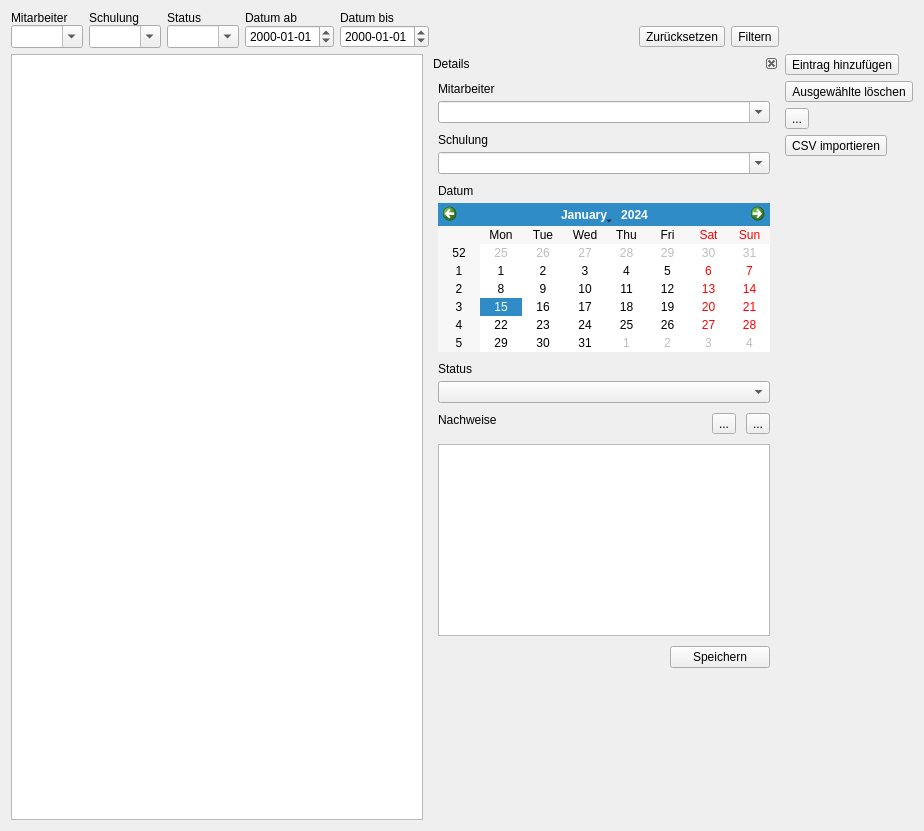
The window that ui/qmtraindatawidget.ui (Christian-Kr/QualificationMatrix) describes before a commit, drawn with Qt 5.
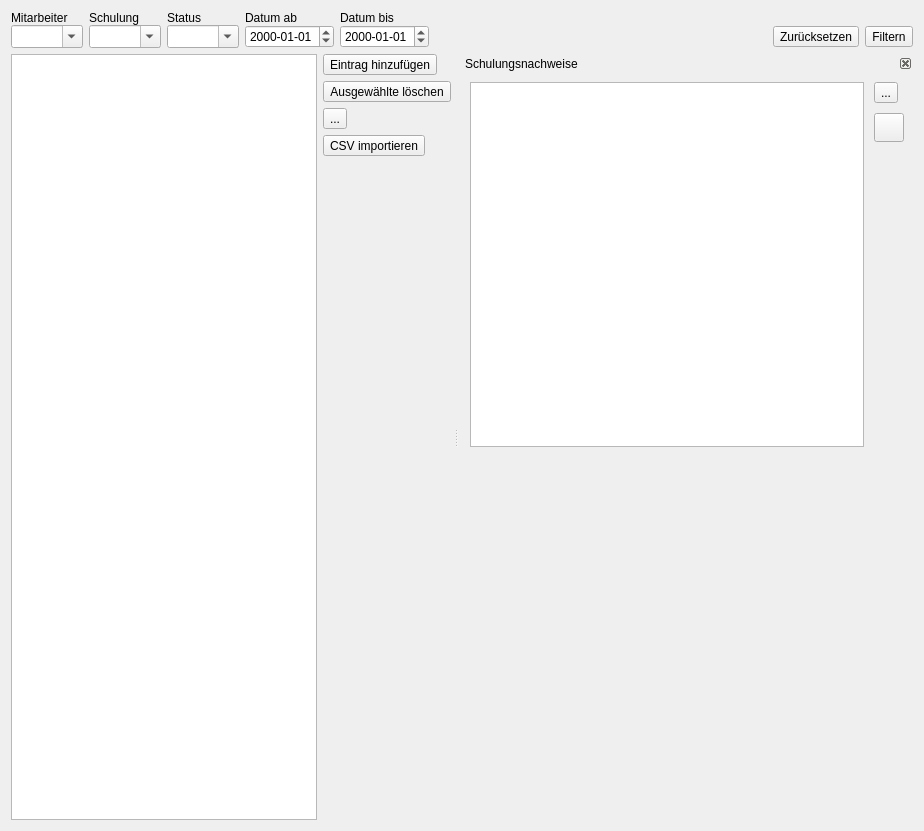
The same window after the commit. Icons and pictures are not drawn.

Commit message: Add splitter to train data widget

Patch:
```diff
--- a/ui/qmtraindatawidget.ui
+++ b/ui/qmtraindatawidget.ui
@@ -15,6 +15,8 @@
   </property>
   <layout class="QGridLayout" name="gridLayout_2">
    <item row="0" column="0">
+    <layout class="QVBoxLayout" name="verticalLayout_3" stretch="0,2">
+     <item>
     <layout class="QGridLayout" name="gridLayout">
      <property name="horizontalSpacing">
       <number>6</number>
@@ -234,8 +236,28 @@
      </item>
     </layout>
    </item>
-   <item row="1" column="0">
-    <layout class="QHBoxLayout" name="horizontalLayout_2" stretch="2,0">
+     <item>
+      <widget class="QSplitter" name="splitter">
+       <property name="frameShape">
+        <enum>QFrame::NoFrame</enum>
+       </property>
+       <property name="midLineWidth">
+        <number>0</number>
+       </property>
+       <property name="orientation">
+        <enum>Qt::Horizontal</enum>
+       </property>
+       <property name="opaqueResize">
+        <bool>false</bool>
+       </property>
+       <property name="handleWidth">
+        <number>10</number>
+       </property>
+       <widget class="QWidget" name="">
+        <layout class="QHBoxLayout" name="horizontalLayout">
+         <property name="rightMargin">
+          <number>0</number>
+         </property>
      <item>
       <widget class="QTableView" name="tvTrainData">
        <property name="selectionMode">
@@ -256,283 +278,6 @@
       </widget>
      </item>
      <item>
-      <widget class="QDockWidget" name="dwTrainDataDetails">
-       <property name="sizePolicy">
-        <sizepolicy hsizetype="Minimum" vsizetype="Minimum">
-         <horstretch>0</horstretch>
-         <verstretch>0</verstretch>
-        </sizepolicy>
-       </property>
-       <property name="minimumSize">
-        <size>
-         <width>350</width>
-         <height>607</height>
-        </size>
-       </property>
-       <property name="features">
-        <set>QDockWidget::DockWidgetClosable</set>
-       </property>
-       <property name="windowTitle">
-        <string>Details</string>
-       </property>
-       <widget class="QWidget" name="dockWidgetContents">
-        <layout class="QGridLayout" name="gridLayout_3">
-         <property name="horizontalSpacing">
-          <number>0</number>
-         </property>
-         <property name="verticalSpacing">
-          <number>10</number>
-         </property>
-         <item row="7" column="0">
-          <layout class="QHBoxLayout" name="horizontalLayout_3">
-           <item>
-            <spacer name="horizontalSpacer_3">
-             <property name="orientation">
-              <enum>Qt::Horizontal</enum>
-             </property>
-             <property name="sizeHint" stdset="0">
-              <size>
-               <width>40</width>
-               <height>20</height>
-              </size>
-             </property>
-            </spacer>
-           </item>
-           <item>
-            <widget class="QPushButton" name="pbSave">
-             <property name="sizePolicy">
-              <sizepolicy hsizetype="Fixed" vsizetype="Fixed">
-               <horstretch>0</horstretch>
-               <verstretch>0</verstretch>
-              </sizepolicy>
-             </property>
-             <property name="minimumSize">
-              <size>
-               <width>100</width>
-               <height>0</height>
-              </size>
-             </property>
-             <property name="text">
-              <string>Speichern</string>
-             </property>
-            </widget>
-           </item>
-          </layout>
-         </item>
-         <item row="4" column="0">
-          <layout class="QVBoxLayout" name="verticalLayout_3">
-           <property name="spacing">
-            <number>10</number>
-           </property>
-           <item>
-            <layout class="QHBoxLayout" name="horizontalLayout">
-             <item>
-              <widget class="QLabel" name="label_6">
-               <property name="font">
-                <font>
-                 <weight>50</weight>
-                 <bold>false</bold>
-                </font>
-               </property>
-               <property name="text">
-                <string>Nachweise</string>
-               </property>
-               <property name="alignment">
-                <set>Qt::AlignLeading|Qt::AlignLeft|Qt::AlignTop</set>
-               </property>
-              </widget>
-             </item>
-             <item>
-              <spacer name="horizontalSpacer_2">
-               <property name="orientation">
-                <enum>Qt::Horizontal</enum>
-               </property>
-               <property name="sizeHint" stdset="0">
-                <size>
-                 <width>40</width>
-                 <height>20</height>
-                </size>
-               </property>
-              </spacer>
-             </item>
-             <item>
-              <widget class="QToolButton" name="tbRemoveCertificate">
-               <property name="text">
-                <string>...</string>
-               </property>
-               <property name="icon">
-                <iconset resource="../icons.qrc">
-                 <normaloff>:/icons/icons/list-remove.svg</normaloff>:/icons/icons/list-remove.svg</iconset>
-               </property>
-               <property name="iconSize">
-                <size>
-                 <width>22</width>
-                 <height>22</height>
-                </size>
-               </property>
-              </widget>
-             </item>
-             <item>
-              <widget class="QToolButton" name="tbAddCertificate">
-               <property name="text">
-                <string>...</string>
-               </property>
-               <property name="icon">
-                <iconset resource="../icons.qrc">
-                 <normaloff>:/icons/icons/list-add.svg</normaloff>:/icons/icons/list-add.svg</iconset>
-               </property>
-               <property name="iconSize">
-                <size>
-                 <width>22</width>
-                 <height>22</height>
-                </size>
-               </property>
-              </widget>
-             </item>
-            </layout>
-           </item>
-           <item>
-            <widget class="QTableView" name="tvCertificates">
-             <property name="selectionMode">
-              <enum>QAbstractItemView::SingleSelection</enum>
-             </property>
-             <property name="selectionBehavior">
-              <enum>QAbstractItemView::SelectRows</enum>
-             </property>
-             <attribute name="horizontalHeaderStretchLastSection">
-              <bool>true</bool>
-             </attribute>
-            </widget>
-           </item>
-          </layout>
-         </item>
-         <item row="1" column="0">
-          <layout class="QVBoxLayout" name="verticalLayout_4">
-           <property name="spacing">
-            <number>5</number>
-           </property>
-           <item>
-            <widget class="QLabel" name="label_5">
-             <property name="text">
-              <string>Schulung</string>
-             </property>
-            </widget>
-           </item>
-           <item>
-            <widget class="QComboBox" name="cbTraining">
-             <property name="editable">
-              <bool>true</bool>
-             </property>
-             <property name="maxVisibleItems">
-              <number>20</number>
-             </property>
-             <property name="insertPolicy">
-              <enum>QComboBox::NoInsert</enum>
-             </property>
-             <property name="sizeAdjustPolicy">
-              <enum>QComboBox::AdjustToMinimumContentsLength</enum>
-             </property>
-            </widget>
-           </item>
-          </layout>
-         </item>
-         <item row="0" column="0">
-          <layout class="QVBoxLayout" name="verticalLayout_2">
-           <property name="spacing">
-            <number>5</number>
-           </property>
-           <item>
-            <widget class="QLabel" name="label">
-             <property name="text">
-              <string>Mitarbeiter</string>
-             </property>
-            </widget>
-           </item>
-           <item>
-            <widget class="QComboBox" name="cbEmployee">
-             <property name="editable">
-              <bool>true</bool>
-             </property>
-             <property name="maxVisibleItems">
-              <number>20</number>
-             </property>
-             <property name="insertPolicy">
-              <enum>QComboBox::NoInsert</enum>
-             </property>
-             <property name="sizeAdjustPolicy">
-              <enum>QComboBox::AdjustToMinimumContentsLength</enum>
-             </property>
-            </widget>
-           </item>
-          </layout>
-         </item>
-         <item row="2" column="0">
-          <layout class="QVBoxLayout" name="verticalLayout_5">
-           <property name="spacing">
-            <number>5</number>
-           </property>
-           <item>
-            <widget class="QLabel" name="label_10">
-             <property name="text">
-              <string>Datum</string>
-             </property>
-             <property name="alignment">
-              <set>Qt::AlignLeading|Qt::AlignLeft|Qt::AlignTop</set>
-             </property>
-            </widget>
-           </item>
-           <item>
-            <widget class="QCalendarWidget" name="cwDate"/>
-           </item>
-          </layout>
-         </item>
-         <item row="10" column="0">
-          <spacer name="verticalSpacer_3">
-           <property name="orientation">
-            <enum>Qt::Vertical</enum>
-           </property>
-           <property name="sizeHint" stdset="0">
-            <size>
-             <width>20</width>
-             <height>40</height>
-            </size>
-           </property>
-          </spacer>
-         </item>
-         <item row="3" column="0">
-          <layout class="QVBoxLayout" name="verticalLayout_6">
-           <property name="spacing">
-            <number>5</number>
-           </property>
-           <item>
-            <widget class="QLabel" name="label_9">
-             <property name="text">
-              <string>Status</string>
-             </property>
-            </widget>
-           </item>
-           <item>
-            <widget class="QComboBox" name="cbState">
-             <property name="maxVisibleItems">
-              <number>20</number>
-             </property>
-             <property name="insertPolicy">
-              <enum>QComboBox::NoInsert</enum>
-             </property>
-             <property name="sizeAdjustPolicy">
-              <enum>QComboBox::AdjustToMinimumContentsLength</enum>
-             </property>
-            </widget>
-           </item>
-          </layout>
-         </item>
-        </layout>
-       </widget>
-      </widget>
-     </item>
-    </layout>
-   </item>
-   <item row="1" column="1">
     <layout class="QVBoxLayout" name="verticalLayout">
      <item>
       <widget class="QToolButton" name="tbAddSingle">
@@ -628,6 +373,126 @@
    </item>
   </layout>
  </widget>
+       <widget class="QDockWidget" name="dwTrainDataCertificates">
+        <property name="sizePolicy">
+         <sizepolicy hsizetype="Minimum" vsizetype="Minimum">
+          <horstretch>0</horstretch>
+          <verstretch>0</verstretch>
+         </sizepolicy>
+        </property>
+        <property name="minimumSize">
+         <size>
+          <width>400</width>
+          <height>607</height>
+         </size>
+        </property>
+        <property name="features">
+         <set>QDockWidget::DockWidgetClosable</set>
+        </property>
+        <property name="windowTitle">
+         <string>Schulungsnachweise</string>
+        </property>
+        <widget class="QWidget" name="dockWidgetContents">
+         <layout class="QGridLayout" name="gridLayout_3">
+          <property name="horizontalSpacing">
+           <number>0</number>
+          </property>
+          <property name="verticalSpacing">
+           <number>10</number>
+          </property>
+          <item row="0" column="0">
+           <layout class="QHBoxLayout" name="horizontalLayout_3">
+            <property name="spacing">
+             <number>10</number>
+            </property>
+            <item>
+             <widget class="QTableView" name="tvCertificates">
+              <property name="selectionMode">
+               <enum>QAbstractItemView::SingleSelection</enum>
+              </property>
+              <property name="selectionBehavior">
+               <enum>QAbstractItemView::SelectRows</enum>
+              </property>
+              <attribute name="horizontalHeaderStretchLastSection">
+               <bool>true</bool>
+              </attribute>
+             </widget>
+            </item>
+            <item>
+             <layout class="QVBoxLayout" name="verticalLayout_2">
+              <item>
+               <widget class="QToolButton" name="tbAddCertificate">
+                <property name="text">
+                 <string>...</string>
+                </property>
+                <property name="icon">
+                 <iconset resource="../icons.qrc">
+                  <normaloff>:/icons/icons/list-add.svg</normaloff>:/icons/icons/list-add.svg</iconset>
+                </property>
+                <property name="iconSize">
+                 <size>
+                  <width>22</width>
+                  <height>22</height>
+                 </size>
+                </property>
+               </widget>
+              </item>
+              <item>
+               <widget class="QToolButton" name="tbRemoveCertificate">
+                <property name="text">
+                 <string/>
+                </property>
+                <property name="icon">
+                 <iconset resource="../icons.qrc">
+                  <normaloff>:/icons/icons/list-remove.svg</normaloff>:/icons/icons/list-remove.svg</iconset>
+                </property>
+                <property name="iconSize">
+                 <size>
+                  <width>22</width>
+                  <height>22</height>
+                 </size>
+                </property>
+               </widget>
+              </item>
+              <item>
+               <spacer name="verticalSpacer_2">
+                <property name="orientation">
+                 <enum>Qt::Vertical</enum>
+                </property>
+                <property name="sizeHint" stdset="0">
+                 <size>
+                  <width>20</width>
+                  <height>40</height>
+                 </size>
+                </property>
+               </spacer>
+              </item>
+             </layout>
+            </item>
+           </layout>
+          </item>
+          <item row="5" column="0">
+           <spacer name="verticalSpacer_3">
+            <property name="orientation">
+             <enum>Qt::Vertical</enum>
+            </property>
+            <property name="sizeHint" stdset="0">
+             <size>
+              <width>20</width>
+              <height>40</height>
+             </size>
+            </property>
+           </spacer>
+          </item>
+         </layout>
+        </widget>
+       </widget>
+      </widget>
+     </item>
+    </layout>
+   </item>
+  </layout>
+ </widget>
  <resources>
   <include location="../icons.qrc"/>
  </resources>
```
Left out of the diff: 242 changed lines with no effect on the pictures. Lines whose indentation alone changed are shown as unchanged. The commit also changes 2 other files.
